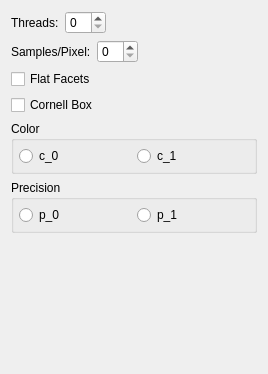
First picture: the form in src/gui/dialogs/painter_parameters.ui, repository cppd/math, before the edit.
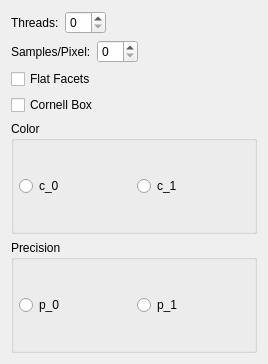
Second picture: the form after the edit.

Commit message: painter parameters dialogs

The edit to the form file:
```diff
--- a/src/gui/dialogs/painter_parameters.ui
+++ b/src/gui/dialogs/painter_parameters.ui
@@ -7,7 +7,7 @@
     <x>0</x>
     <y>0</y>
     <width>268</width>
-    <height>374</height>
+    <height>364</height>
    </rect>
   </property>
   <property name="windowTitle">
@@ -152,19 +152,6 @@
      </layout>
     </widget>
    </item>
-   <item>
-    <spacer name="verticalSpacer">
-     <property name="orientation">
-      <enum>Qt::Vertical</enum>
-     </property>
-     <property name="sizeHint" stdset="0">
-      <size>
-       <width>20</width>
-       <height>40</height>
-      </size>
-     </property>
-    </spacer>
-   </item>
   </layout>
  </widget>
  <resources/>
```
Left out of the diff: 4 changed lines with no effect on the pictures. The commit also changes 6 other files.
